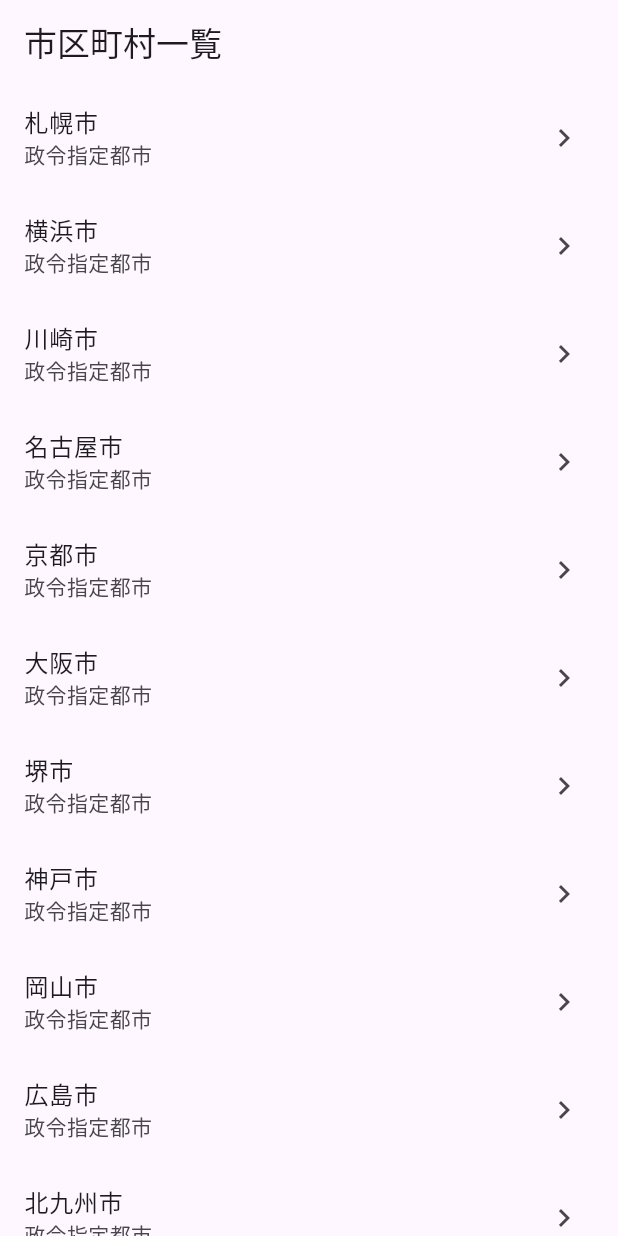
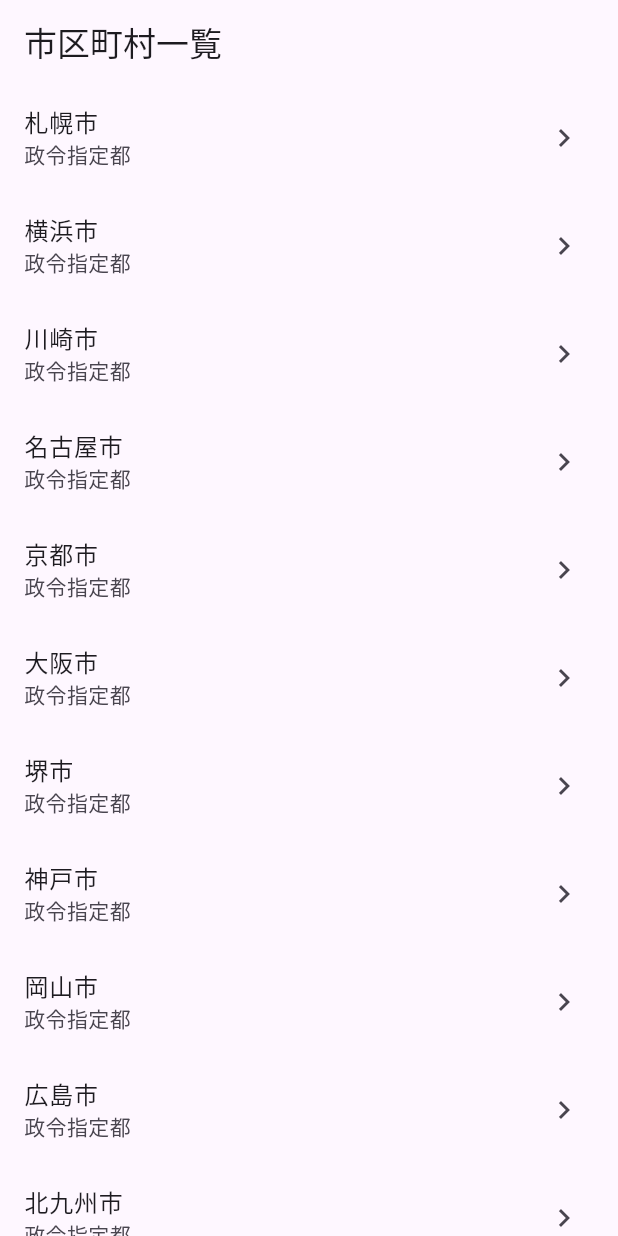
Before and after one commit to hiroki-nobe/resas_basic, a Flutter app: the screen it shows after launch, on a phone screen of 412 x 824 dp. Run offline on Flutter 3.47's test engine with Material 3 defaults, Android fonts, the phone set to English and light mode, and no system bars.

Commit message:
テスト

```diff
--- a/lib/city/list_page.dart
+++ b/lib/city/list_page.dart
@@ -52,7 +52,7 @@ class _CityListPageState extends State<CityListPage> {
                   for (final city in cities)
                     ListTile(
                       title: Text(city),
-                      subtitle: const Text('政令指定都市'),
+                      subtitle: const Text('政令指定都'),
                       trailing: const Icon(Icons.navigate_next),
                       onTap: () {
                         Navigator.of(context).push<void>(
```
